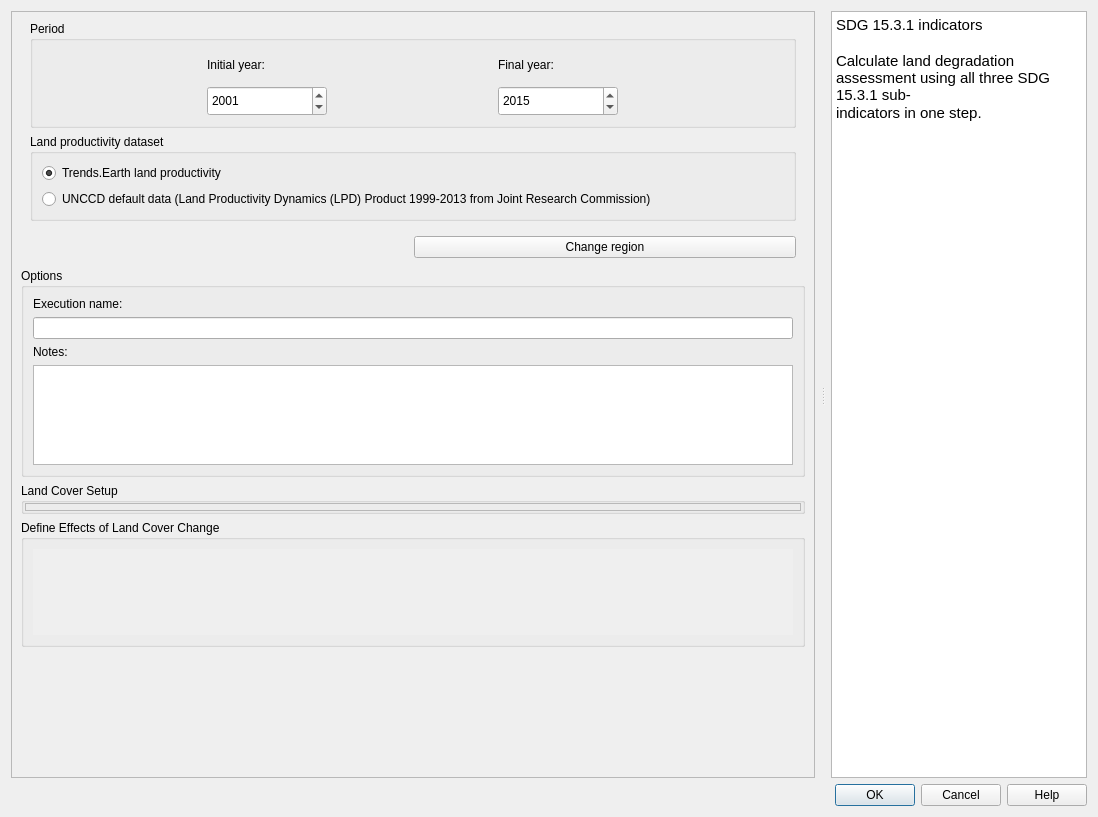
Above: LDMP/gui/DlgCalculateOneStep.ui from ConservationInternational/trends.earth before the change. Below: the same form after it.
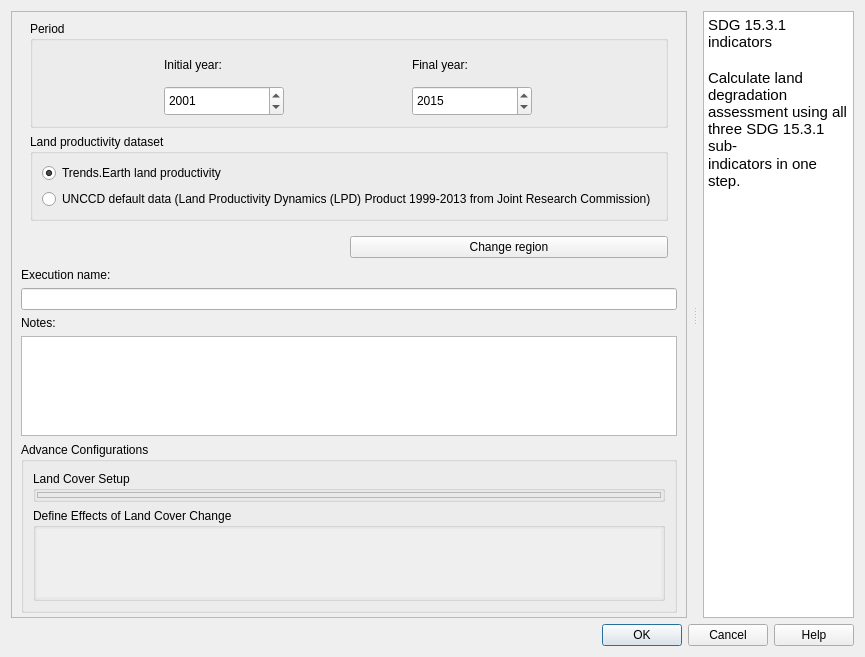
That is the form after the change. Custom widgets are drawn as their Qt base class.

Commit message: using only one group box on all algorithms execution dialogs

What changed in the file:
```diff
--- a/LDMP/gui/DlgCalculateOneStep.ui
+++ b/LDMP/gui/DlgCalculateOneStep.ui
@@ -6,8 +6,8 @@
    <rect>
     <x>0</x>
     <y>0</y>
-    <width>1098</width>
-    <height>817</height>
+    <width>865</width>
+    <height>549</height>
    </rect>
   </property>
   <property name="sizePolicy">
@@ -19,7 +19,7 @@
   <property name="windowTitle">
    <string>SDG 15.3.1 Indicator (one-step) | Land Degradation</string>
   </property>
-  <layout class="QVBoxLayout" name="verticalLayout">
+  <layout class="QVBoxLayout" name="verticalLayout_6">
    <item>
     <widget class="QSplitter" name="splitter">
      <property name="orientation">
@@ -249,15 +249,6 @@
         </layout>
        </item>
        <item>
-        <widget class="QgsCollapsibleGroupBox" name="options_group">
-         <property name="title">
-          <string>Options</string>
-         </property>
-         <property name="collapsed">
-          <bool>true</bool>
-         </property>
-         <layout class="QVBoxLayout" name="verticalLayout_6">
-          <item>
            <widget class="QLabel" name="execution_name_la">
             <property name="text">
              <string>Execution name:</string>
@@ -296,29 +287,29 @@
             </property>
            </widget>
           </item>
-         </layout>
-        </widget>
-       </item>
        <item>
-        <widget class="QgsCollapsibleGroupBox" name="land_cover">
+        <widget class="QgsCollapsibleGroupBox" name="advance_configurations">
          <property name="title">
-          <string>Land Cover Setup</string>
-         </property>
-         <property name="collapsed">
-          <bool>true</bool>
+          <string>Advance Configurations</string>
          </property>
          <layout class="QVBoxLayout" name="verticalLayout_5">
+          <item>
+           <widget class="QGroupBox" name="land_cover">
+            <property name="title">
+             <string>Land Cover Setup</string>
+            </property>
+            <layout class="QVBoxLayout" name="verticalLayout">
           <property name="leftMargin">
            <number>1</number>
           </property>
           <property name="topMargin">
-           <number>0</number>
+              <number>1</number>
           </property>
           <property name="rightMargin">
            <number>1</number>
           </property>
           <property name="bottomMargin">
-           <number>0</number>
+              <number>1</number>
           </property>
           <item>
            <widget class="QFrame" name="land_cover_contents">
@@ -334,14 +325,23 @@
         </widget>
        </item>
        <item>
-        <widget class="QgsCollapsibleGroupBox" name="land_cover_effects">
+           <widget class="QGroupBox" name="land_cover_effects">
          <property name="title">
           <string>Define Effects of Land Cover Change</string>
          </property>
-         <property name="collapsed">
-          <bool>true</bool>
-         </property>
          <layout class="QVBoxLayout" name="verticalLayout_2">
+             <property name="leftMargin">
+              <number>1</number>
+             </property>
+             <property name="topMargin">
+              <number>1</number>
+             </property>
+             <property name="rightMargin">
+              <number>1</number>
+             </property>
+             <property name="bottomMargin">
+              <number>1</number>
+             </property>
           <item>
            <widget class="QScrollArea" name="scroll_area">
             <property name="frameShape">
@@ -355,11 +355,14 @@
               <rect>
                <x>0</x>
                <y>0</y>
-               <width>786</width>
-               <height>186</height>
+                  <width>709</width>
+                  <height>16</height>
               </rect>
              </property>
             </widget>
+              </widget>
+             </item>
+            </layout>
            </widget>
           </item>
          </layout>
```
Lines whose indentation alone changed are shown as unchanged. The commit also changes 11 other files.
